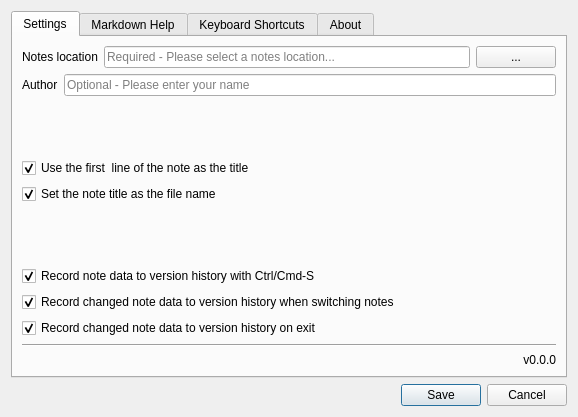
The window that Motome/Views/SettingsDialog.ui (akehrer/Motome) describes before a commit, drawn with Qt 5.
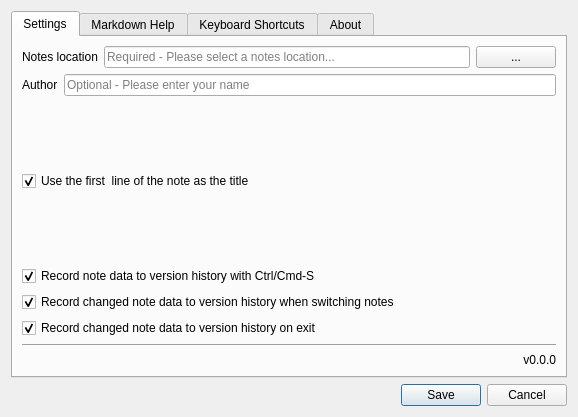
The same window after the commit. Icons and pictures are not drawn.

Commit message: Readme clean up Fixed initial startup:  access to configuration settings Changed file renaming: title = name, no user option

```diff
--- a/Motome/Views/SettingsDialog.ui
+++ b/Motome/Views/SettingsDialog.ui
@@ -103,16 +103,6 @@
          </property>
         </widget>
        </item>
-       <item>
-        <widget class="QCheckBox" name="conf_checkbox_titleasfilename">
-         <property name="text">
-          <string>Set the note title as the file name</string>
-         </property>
-         <property name="checked">
-          <bool>true</bool>
-         </property>
-        </widget>
-       </item>
        <item>
         <spacer name="verticalSpacer">
          <property name="orientation">
```
The commit also changes 8 other files.
